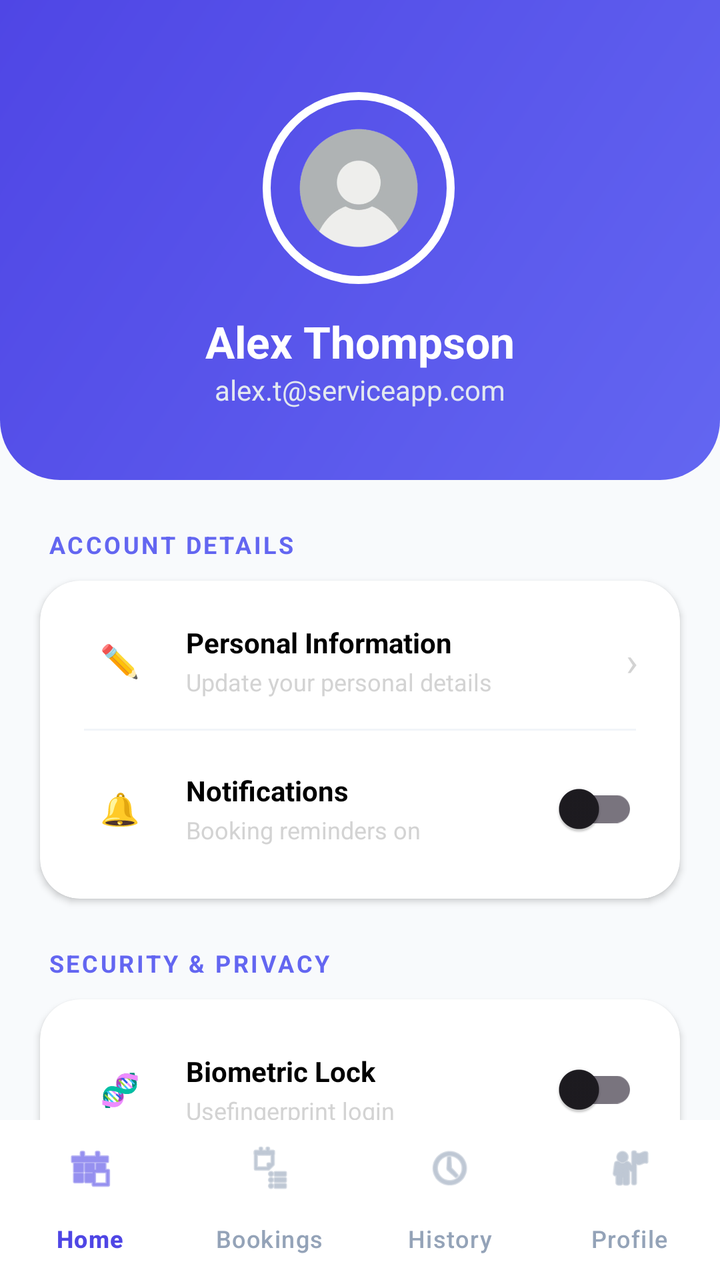
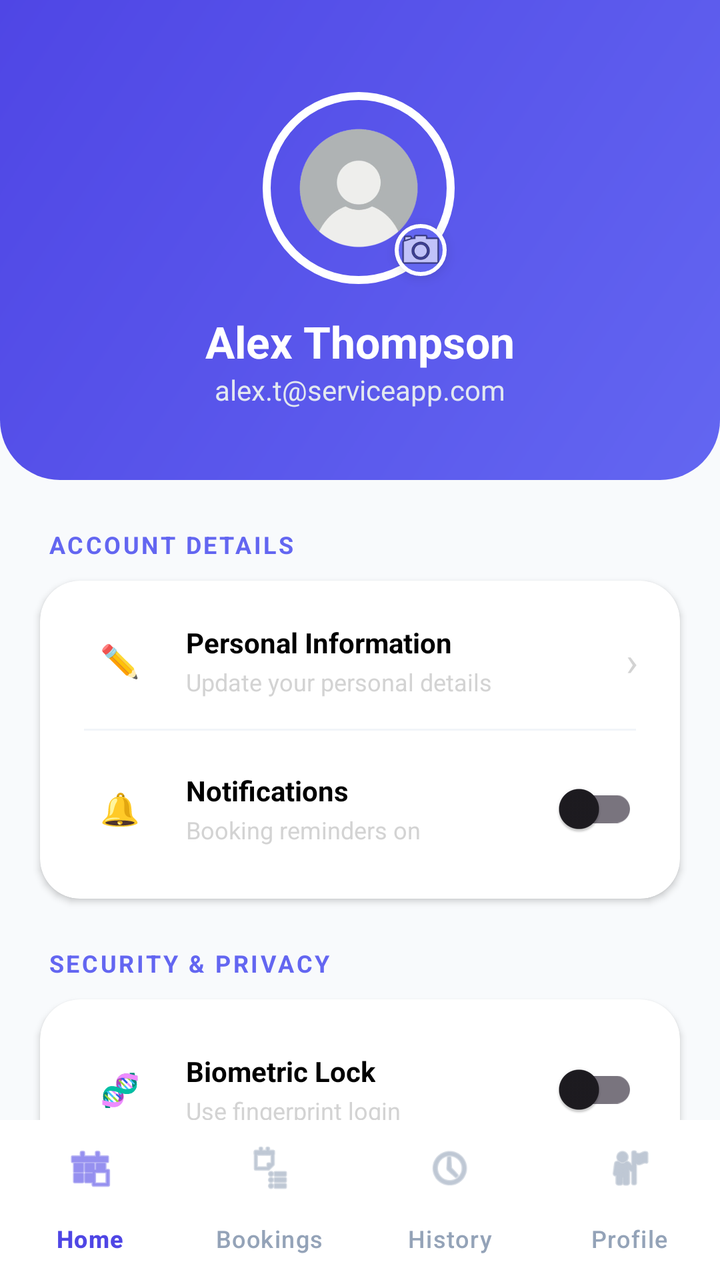

Before-and-after screenshots of an Android layout around one commit, followed by the original layout XML and the change that was made.
<!-- AndroidManifest.xml: application theme Theme.UTMSPACE_HostelBookingSystem -->
<!-- res/layout/activity_profile.xml -->
<?xml version="1.0" encoding="utf-8"?>
<androidx.constraintlayout.widget.ConstraintLayout xmlns:android="http://schemas.android.com/apk/res/android"
    xmlns:app="http://schemas.android.com/apk/res-auto"
    xmlns:tools="http://schemas.android.com/tools"
    android:id="@+id/main"
    android:layout_width="match_parent"
    android:layout_height="match_parent"
    android:background="#F8FAFC"
    tools:context=".ProfileActivity">

    
    <View
        android:id="@+id/profileHeaderBg"
        android:layout_width="match_parent"
        android:layout_height="240dp"
        android:background="@drawable/dashboard_gradient"
        app:layout_constraintTop_toTopOf="parent" />

    <com.google.android.material.imageview.ShapeableImageView
        android:id="@+id/ivProfileLarge"
        android:layout_width="100dp"
        android:layout_height="100dp"
        android:layout_marginTop="44dp"
        android:padding="4dp"
        android:src="@drawable/profile_pic"
        app:layout_constraintEnd_toEndOf="parent"
        app:layout_constraintHorizontal_bias="0.498"
        app:layout_constraintStart_toStartOf="parent"
        app:layout_constraintTop_toTopOf="parent"
        app:shapeAppearanceOverlay="@style/CircleImage"
        app:strokeColor="#FFFFFF"
        app:strokeWidth="4dp" />

    <TextView
        android:id="@+id/tvUserName"
        android:layout_width="wrap_content"
        android:layout_height="wrap_content"
        android:layout_marginTop="12dp"
        android:text="Alex Thompson"
        android:textColor="#FFFFFF"
        android:textSize="22sp"
        android:textStyle="bold"
        app:layout_constraintEnd_toEndOf="parent"
        app:layout_constraintStart_toStartOf="parent"
        app:layout_constraintTop_toBottomOf="@id/ivProfileLarge" />

    <TextView
        android:id="@+id/tvUserEmail"
        android:layout_width="wrap_content"
        android:layout_height="wrap_content"
        android:text="alex.t@serviceapp.com"
        android:textColor="#E2E8F0"
        android:textSize="14sp"
        app:layout_constraintEnd_toEndOf="parent"
        app:layout_constraintStart_toStartOf="parent"
        app:layout_constraintTop_toBottomOf="@id/tvUserName" />

    
    <androidx.core.widget.NestedScrollView
        android:layout_width="match_parent"
        android:layout_height="0dp"
        android:clipToPadding="false"
        android:overScrollMode="never"
        android:paddingTop="24dp"
        app:layout_constraintBottom_toTopOf="@id/bottomNavigation"
        app:layout_constraintTop_toBottomOf="@id/profileHeaderBg">

        <LinearLayout
            android:layout_width="match_parent"
            android:layout_height="wrap_content"
            android:orientation="vertical"
            android:paddingBottom="40dp">

            <TextView
                android:id="@+id/labelInfo"
                android:layout_width="wrap_content"
                android:layout_height="wrap_content"
                android:layout_marginStart="24dp"
                android:letterSpacing="0.1"
                android:text="Account Details"
                android:textAllCaps="true"
                android:textColor="#6366F1"
                android:textSize="12sp"
                android:textStyle="bold" />

            <androidx.cardview.widget.CardView
                android:id="@+id/cardInfo"
                android:layout_width="match_parent"
                android:layout_height="wrap_content"
                android:layout_marginHorizontal="20dp"
                android:layout_marginTop="10dp"
                app:cardCornerRadius="20dp"
                app:cardElevation="2dp">

                <LinearLayout
                    android:layout_width="match_parent"
                    android:layout_height="wrap_content"
                    android:orientation="vertical"
                    android:padding="6dp">

                    <RelativeLayout
                        android:id="@+id/setting_change_username"
                        android:layout_width="match_parent"
                        android:layout_height="wrap_content"
                        android:padding="15dp"
                        android:clickable="true"
                        android:focusable="true">

                        <FrameLayout
                            android:id="@+id/user_icon_frame"
                            android:layout_width="38dp"
                            android:layout_height="38dp"
                            android:layout_marginEnd="14dp"
                            android:layout_centerVertical="true">
                            <TextView
                                android:layout_width="match_parent"
                                android:layout_height="match_parent"
                                android:gravity="center"
                                android:text="✏️"
                                android:textSize="16sp" />
                        </FrameLayout>

                        <LinearLayout
                            android:layout_width="wrap_content"
                            android:layout_height="wrap_content"
                            android:layout_toEndOf="@id/user_icon_frame"
                            android:layout_centerVertical="true"
                            android:orientation="vertical">
                            <TextView
                                android:layout_width="wrap_content"
                                android:layout_height="wrap_content"
                                android:text="Personal Information"
                                android:textColor="@color/black"
                                android:textSize="14sp"
                                android:textStyle="bold" />
                            <TextView
                                android:id="@+id/tv_sub_username"
                                android:layout_width="wrap_content"
                                android:layout_height="wrap_content"
                                android:layout_marginTop="2dp"
                                android:text="Update your personal details"
                                android:textColor="#d3d3d3"
                                android:textSize="12sp" />
                        </LinearLayout>

                        <TextView
                            android:layout_width="wrap_content"
                            android:layout_height="wrap_content"
                            android:layout_alignParentEnd="true"
                            android:layout_centerVertical="true"
                            android:text="›"
                            android:textSize="20sp"
                            android:textColor="#d3d3d3" />
                    </RelativeLayout>

                    <View
                        android:layout_width="match_parent"
                        android:layout_height="1dp"
                        android:layout_marginHorizontal="16dp"
                        android:background="#F1F5F9" />

                    <RelativeLayout
                        android:id="@+id/setting_notifications"
                        android:layout_width="match_parent"
                        android:layout_height="wrap_content"
                        android:padding="15dp"
                        android:clickable="true"
                        android:focusable="true">

                        <FrameLayout
                            android:id="@+id/notif_icon_frame"
                            android:layout_width="38dp"
                            android:layout_height="38dp"
                            android:layout_marginEnd="14dp"
                            android:layout_centerVertical="true">

                            <TextView
                                android:layout_width="match_parent"
                                android:layout_height="match_parent"
                                android:gravity="center"
                                android:text="🔔"
                                android:textSize="16sp" />
                        </FrameLayout>

                        <LinearLayout
                            android:layout_width="wrap_content"
                            android:layout_height="wrap_content"
                            android:layout_toEndOf="@id/notif_icon_frame"
                            android:layout_toStartOf="@+id/switch_notifications"
                            android:layout_centerVertical="true"
                            android:orientation="vertical">
                            <TextView
                                android:layout_width="wrap_content"
                                android:layout_height="wrap_content"
                                android:text="Notifications"
                                android:textColor="@color/black"
                                android:textSize="14sp"
                                android:textStyle="bold" />
                            <TextView
                                android:layout_width="wrap_content"
                                android:layout_height="wrap_content"
                                android:layout_marginTop="2dp"
                                android:text="Booking reminders on"
                                android:textColor="#d3d3d3"
                                android:textSize="12sp" />
                        </LinearLayout>

                        <androidx.appcompat.widget.SwitchCompat
                            android:id="@+id/switch_notifications"
                            android:layout_width="wrap_content"
                            android:layout_height="wrap_content"
                            android:layout_alignParentEnd="true"
                            android:layout_centerVertical="true" />
                    </RelativeLayout>
                </LinearLayout>
            </androidx.cardview.widget.CardView>

            <TextView
                android:id="@+id/labelSecurity"
                android:layout_width="wrap_content"
                android:layout_height="wrap_content"
                android:layout_marginStart="24dp"
                android:layout_marginTop="24dp"
                android:letterSpacing="0.1"
                android:text="Security &amp; Privacy"
                android:textAllCaps="true"
                android:textColor="#6366F1"
                android:textSize="12sp"
                android:textStyle="bold" />

            <androidx.cardview.widget.CardView
                android:id="@+id/cardSecurity"
                android:layout_width="match_parent"
                android:layout_height="wrap_content"
                android:layout_marginHorizontal="20dp"
                android:layout_marginTop="10dp"
                app:cardCornerRadius="20dp"
                app:cardElevation="2dp">

                <LinearLayout
                    android:layout_width="match_parent"
                    android:layout_height="wrap_content"
                    android:orientation="vertical"
                    android:padding="6dp">

                    <RelativeLayout
                        android:id="@+id/setting_biometric"
                        android:layout_width="match_parent"
                        android:layout_height="wrap_content"
                        android:padding="15dp"
                        android:clickable="true"
                        android:focusable="true">

                        <FrameLayout
                            android:id="@+id/bio_icon_frame"
                            android:layout_width="38dp"
                            android:layout_height="38dp"
                            android:layout_marginEnd="14dp"
                            android:layout_centerVertical="true">
                            <TextView
                                android:layout_width="match_parent"
                                android:layout_height="match_parent"
                                android:gravity="center"
                                android:text="🧬"
                                android:textSize="16sp" />
                        </FrameLayout>

                        <LinearLayout
                            android:layout_width="wrap_content"
                            android:layout_height="wrap_content"
                            android:layout_toEndOf="@id/bio_icon_frame"
                            android:layout_centerVertical="true"
                            android:orientation="vertical">
                            <TextView
                                android:layout_width="wrap_content"
                                android:layout_height="wrap_content"
                                android:text="Biometric Lock"
                                android:textColor="@color/black"
                                android:textSize="14sp"
                                android:textStyle="bold" />
                            <TextView
                                android:layout_width="wrap_content"
                                android:layout_height="wrap_content"
                                android:layout_marginTop="2dp"
                                android:text="Usefingerprint login"
                                android:textColor="#d3d3d3"
                                android:textSize="12sp" />
                        </LinearLayout>

                        <androidx.appcompat.widget.SwitchCompat
                            android:id="@+id/switch_biometric"
                            android:layout_width="wrap_content"
                            android:layout_height="wrap_content"
                            android:layout_alignParentEnd="true"
                            android:layout_centerVertical="true"
                            android:contentDescription="Biometric Authentication Switch"/>
                    </RelativeLayout>

                    <View
                        android:layout_width="match_parent"
                        android:layout_height="1dp"
                        android:layout_marginHorizontal="16dp"
                        android:background="#F1F5F9" />

                    <RelativeLayout
                        android:id="@+id/setting_change_password"
                        android:layout_width="match_parent"
                        android:layout_height="wrap_content"
                        android:padding="15dp"
                        android:clickable="true"
                        android:focusable="true">

                        <FrameLayout
                            android:id="@+id/pass_icon_frame"
                            android:layout_width="38dp"
                            android:layout_height="38dp"
                            android:layout_marginEnd="14dp"
                            android:layout_centerVertical="true">
                            <TextView
                                android:layout_width="match_parent"
                                android:layout_height="match_parent"
                                android:gravity="center"
                                android:text="🔒"
                                android:textSize="16sp" />
                        </FrameLayout>

                        <LinearLayout
                            android:layout_width="wrap_content"
                            android:layout_height="wrap_content"
                            android:layout_toEndOf="@id/pass_icon_frame"
                            android:layout_centerVertical="true"
                            android:orientation="vertical">
                            <TextView
                                android:layout_width="wrap_content"
                                android:layout_height="wrap_content"
                                android:text="Change Password"
                                android:textColor="@color/black"
                                android:textSize="14sp"
                                android:textStyle="bold" />
                            <TextView
                                android:layout_width="wrap_content"
                                android:layout_height="wrap_content"
                                android:layout_marginTop="2dp"
                                android:text="Last changed 30 days ago"
                                android:textColor="#d3d3d3"
                                android:textSize="12sp" />
                        </LinearLayout>

                        <TextView
                            android:layout_width="wrap_content"
                            android:layout_height="wrap_content"
                            android:layout_alignParentEnd="true"
                            android:layout_centerVertical="true"
                            android:text="›"
                            android:textSize="20sp"
                            android:textColor="#d3d3d3" />
                    </RelativeLayout>
                </LinearLayout>
            </androidx.cardview.widget.CardView>

            <com.google.android.material.button.MaterialButton
                android:id="@+id/btnLogout"
                android:layout_width="match_parent"
                android:layout_height="60dp"
                android:layout_marginHorizontal="24dp"
                android:layout_marginTop="32dp"
                android:backgroundTint="#FEF2F2"
                android:text="Logout"
                android:textAllCaps="false"
                android:textColor="#EF4444"
                android:textSize="16sp"
                android:textStyle="bold"
                app:cornerRadius="18dp"
                app:icon="@android:drawable/ic_lock_power_off"
                app:iconGravity="textStart"
                app:iconTint="#EF4444"
                app:strokeColor="#FEE2E2"
                app:strokeWidth="1dp" />

            <com.google.android.material.button.MaterialButton
                android:id="@+id/btnDeleteAccount"
                android:layout_width="match_parent"
                android:layout_height="60dp"
                android:layout_marginHorizontal="24dp"
                android:layout_marginTop="12dp"
                android:backgroundTint="@android:color/transparent"
                android:text="Delete My Account"
                android:textAllCaps="false"
                android:textColor="#94A3B8"
                android:textSize="14sp"
                app:cornerRadius="18dp"
                app:strokeColor="#E2E8F0"
                app:strokeWidth="1dp" />

        </LinearLayout>
    </androidx.core.widget.NestedScrollView>

    
    <com.google.android.material.bottomnavigation.BottomNavigationView
        android:id="@+id/bottomNavigation"
        style="@style/BottomNavStyle"
        android:layout_width="match_parent"
        android:layout_height="80dp"
        app:elevation="8dp"
        app:layout_constraintBottom_toBottomOf="parent"
        app:menu="@menu/student_nav_menu"
        tools:ignore="VisualLintBottomNav" />

</androidx.constraintlayout.widget.ConstraintLayout>
<!-- resources referenced by this layout -->
<resources>
  <color name="black">#FF000000</color>
  <!-- drawable dashboard_gradient (drawable) -->
  <?xml version="1.0" encoding="utf-8"?>
  <shape xmlns:android="http://schemas.android.com/apk/res/android">
      <gradient
          android:startColor="#6366F1"
          android:endColor="#4F46E5"
          android:angle="135"/>
      <corners android:bottomLeftRadius="30dp" android:bottomRightRadius="30dp" />
  </shape>
  <!-- drawable profile_pic: png bitmap (drawable, 49379 bytes) -->
  <style name="BottomNavStyle" parent="Widget.Material3.BottomNavigationView">
          
          <item name="backgroundTint">@color/white</item>
  
          
          <item name="itemIconTint">@color/nav_item_colors</item>
          <item name="itemTextColor">@color/nav_item_colors</item>
  
          
          <item name="itemActiveIndicatorStyle">@style/App.ActiveIndicator</item>
  
          
          <item name="labelVisibilityMode">labeled</item>
  
          
          <item name="itemTextAppearanceActive">@style/BottomNavText.Active</item>
          <item name="itemTextAppearanceInactive">@style/BottomNavText.Inactive</item>
      </style>
  <style name="CircleImage">
          <item name="cornerSize">50%</item>
      </style>
  <style name="Theme.UTMSPACE_HostelBookingSystem" parent="Base.Theme.UTMSPACE_HostelBookingSystem" />
  <color name="white">#FFFFFFFF</color>
  <style name="App.ActiveIndicator" parent="Widget.Material3.BottomNavigationView.ActiveIndicator">
          
          <item name="android:color">#EEF2FF</item>
          
          <item name="android:width">48dp</item>
      </style>
  <style name="BottomNavText.Active" parent="TextAppearance.Material3.LabelMedium">
          <item name="android:textStyle">bold</item>
          <item name="android:textSize">12sp</item>
      </style>
  <style name="BottomNavText.Inactive" parent="TextAppearance.Material3.LabelMedium">
          <item name="android:textStyle">normal</item>
          <item name="android:textSize">12sp</item>
      </style>
  <style name="Base.Theme.UTMSPACE_HostelBookingSystem" parent="Theme.Material3.DayNight.NoActionBar">
          
          
      </style>
</resources>

<!-- the commit's change to res/layout/activity_profile.xml (unified diff, before → after) -->
@@ -16,6 +16,7 @@
         android:background="@drawable/dashboard_gradient"
         app:layout_constraintTop_toTopOf="parent" />
 
+    
     <com.google.android.material.imageview.ShapeableImageView
         android:id="@+id/ivProfileLarge"
         android:layout_width="100dp"
@@ -31,6 +32,24 @@
         app:strokeColor="#FFFFFF"
         app:strokeWidth="4dp" />
 
+    
+    
+    <com.google.android.material.imageview.ShapeableImageView
+        android:id="@+id/btnEditPicture"
+        android:layout_width="38dp"
+        android:layout_height="38dp"
+        android:background="#6366F1"
+        android:clickable="true"
+        android:focusable="true"
+        android:padding="7dp"
+        android:src="@android:drawable/ic_menu_camera"
+        app:layout_constraintBottom_toBottomOf="@id/ivProfileLarge"
+        app:layout_constraintEnd_toEndOf="@id/ivProfileLarge"
+        app:shapeAppearanceOverlay="@style/CircleImage"
+        app:strokeColor="#FFFFFF"
+        app:strokeWidth="2dp"
+        android:elevation="4dp"/>
+
     <TextView
         android:id="@+id/tvUserName"
         android:layout_width="wrap_content"
@@ -282,18 +301,17 @@
                                 android:layout_width="wrap_content"
                                 android:layout_height="wrap_content"
                                 android:layout_marginTop="2dp"
-                                android:text="Usefingerprint login"
+                                android:text="Use fingerprint login"
                                 android:textColor="#d3d3d3"
                                 android:textSize="12sp" />
                         </LinearLayout>
 
                         <androidx.appcompat.widget.SwitchCompat
-                            android:id="@+id/switch_biometric"
+                            android:id="@+id/switchBiometric"
                             android:layout_width="wrap_content"
                             android:layout_height="wrap_content"
                             android:layout_alignParentEnd="true"
-                            android:layout_centerVertical="true"
-                            android:contentDescription="Biometric Authentication Switch"/>
+                            android:layout_centerInParent="true"/>
                     </RelativeLayout>
 
                     <View
